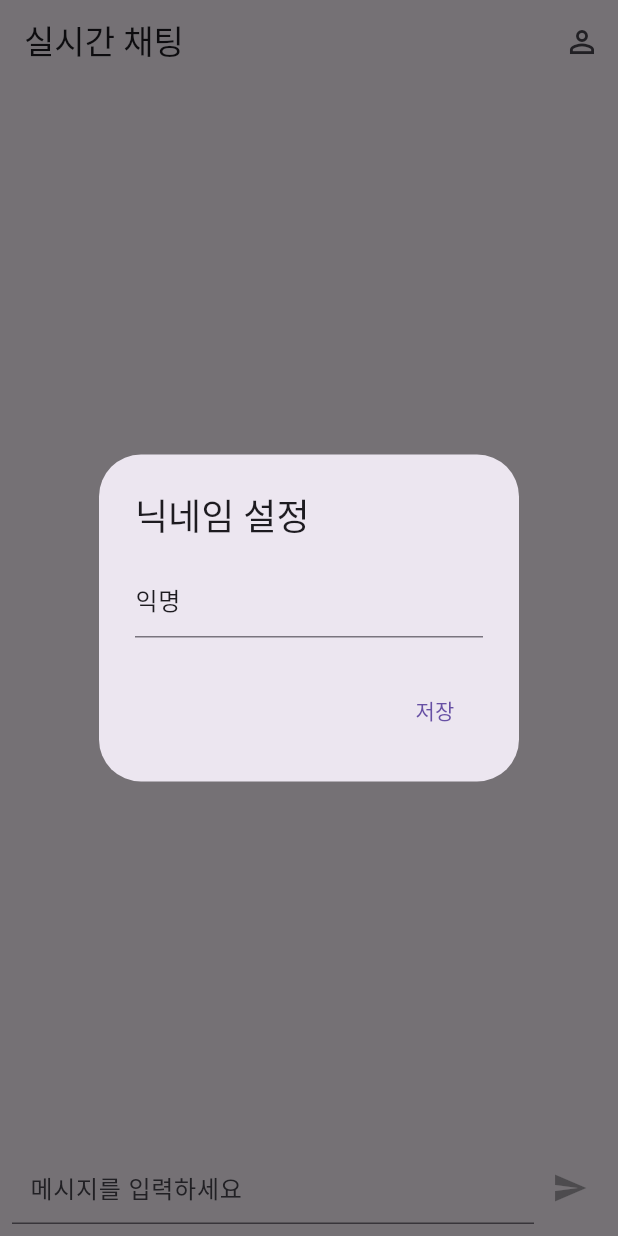
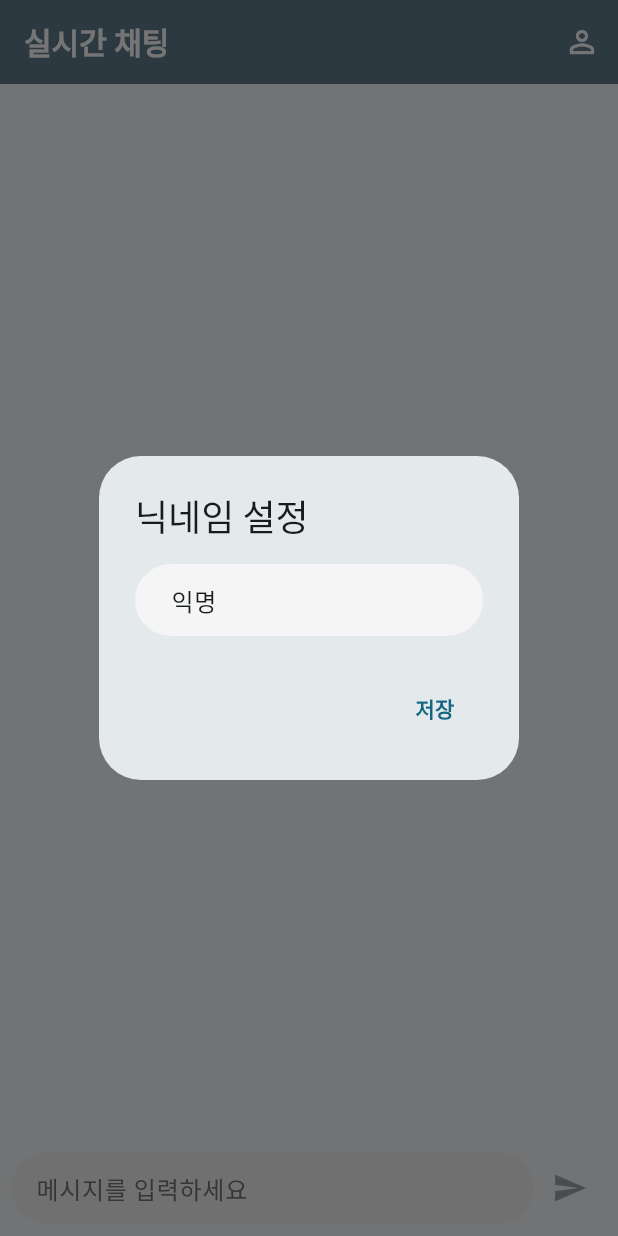
Before and after one commit to goodafternoonoo/chatter, a Flutter app: the screen it shows after launch, on a phone screen of 412 x 824 dp. Run offline on Flutter 3.47's test engine with Material 3 defaults, Android fonts, the phone set to English and light mode, and no system bars; our stand-ins replace flutter_dotenv, shared_preferences, supabase_flutter; accounts and stored records are empty.

Commit message:
feat: 적용된 NotoSansKR 폰트 및 테마 개선 - 채팅 메시지 UI와 에러 메시지 색상 조정

```diff
--- a/lib/main.dart
+++ b/lib/main.dart
@@ -20,6 +20,48 @@ class MyApp extends StatelessWidget {
 
   @override
   Widget build(BuildContext context) {
-    return MaterialApp(title: 'Supabase Chat App', home: ChatPage());
+    return MaterialApp(
+      title: 'Supabase Chat App',
+      theme: ThemeData(
+        fontFamily: 'NotoSansKR', // Noto Sans KR 폰트 적용
+        colorScheme: ColorScheme.fromSeed(seedColor: Colors.blueGrey), // 차분한 색상
+        useMaterial3: true,
+        appBarTheme: const AppBarTheme(
+          backgroundColor: Colors.blueGrey, // 앱바 배경색
+          foregroundColor: Colors.white, // 앱바 아이콘 및 텍스트 색상
+          titleTextStyle: TextStyle(
+            color: Colors.white,
+            fontSize: 20,
+            fontWeight: FontWeight.bold,
+          ),
+        ),
+        textTheme: const TextTheme(
+          bodyLarge: TextStyle(fontSize: 16),
+          bodyMedium: TextStyle(fontSize: 14),
+          bodySmall: TextStyle(fontSize: 12),
+          labelLarge: TextStyle(fontSize: 14, fontWeight: FontWeight.bold),
+          labelMedium: TextStyle(fontSize: 12),
+          labelSmall: TextStyle(fontSize: 10),
+        ),
+        inputDecorationTheme: InputDecorationTheme(
+          filled: true,
+          fillColor: Colors.grey[100],
+          border: OutlineInputBorder(
+            borderRadius: BorderRadius.circular(25.0),
+            borderSide: BorderSide.none,
+          ),
+          contentPadding: const EdgeInsets.symmetric(
+            horizontal: 20,
+            vertical: 12,
+          ),
+          hintStyle: TextStyle(color: Colors.grey[600]),
+        ),
+        floatingActionButtonTheme: FloatingActionButtonThemeData(
+          backgroundColor: Colors.blueGrey[700],
+          foregroundColor: Colors.white,
+        ),
+      ),
+      home: ChatPage(),
+    );
   }
 }
```
Also changed, not shown: lib/chat_message.dart (+30 -25 lines), lib/chat_page.dart (+6 -6 lines), pubspec.yaml (+8 -0 lines), 9 other files.
